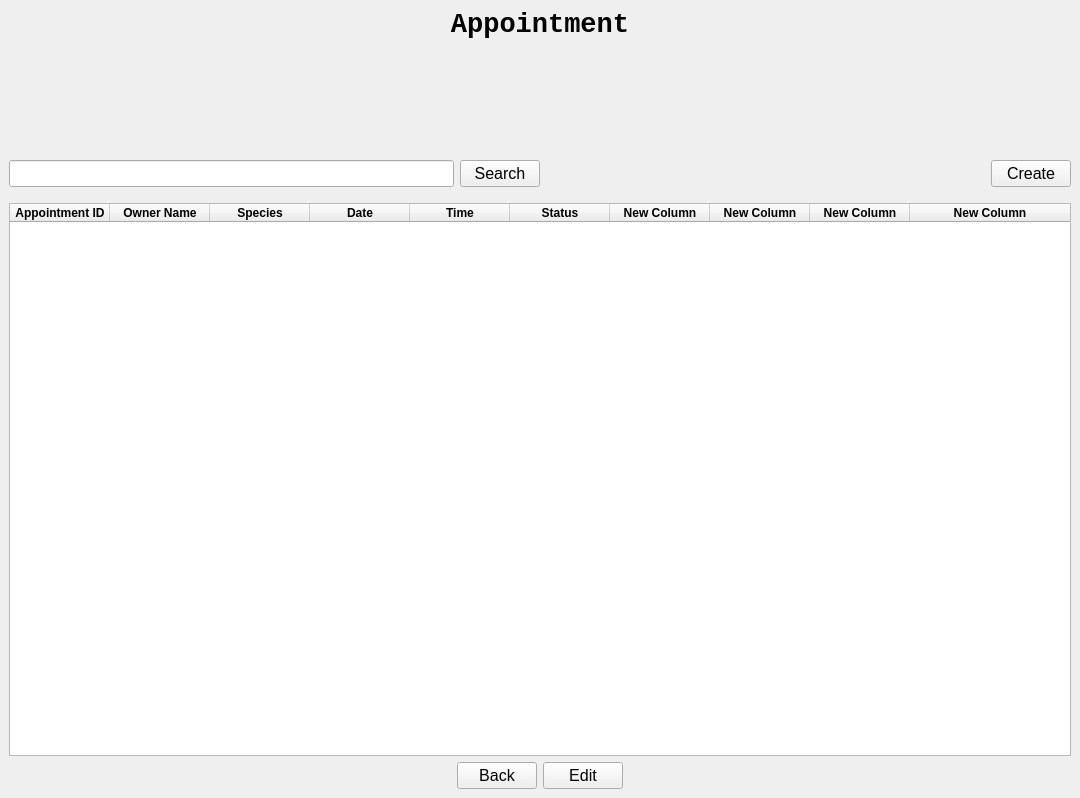
First picture: the form in ApppointmentViewUI.ui, repository ASNaeem/Simple-VCMS, before the edit.
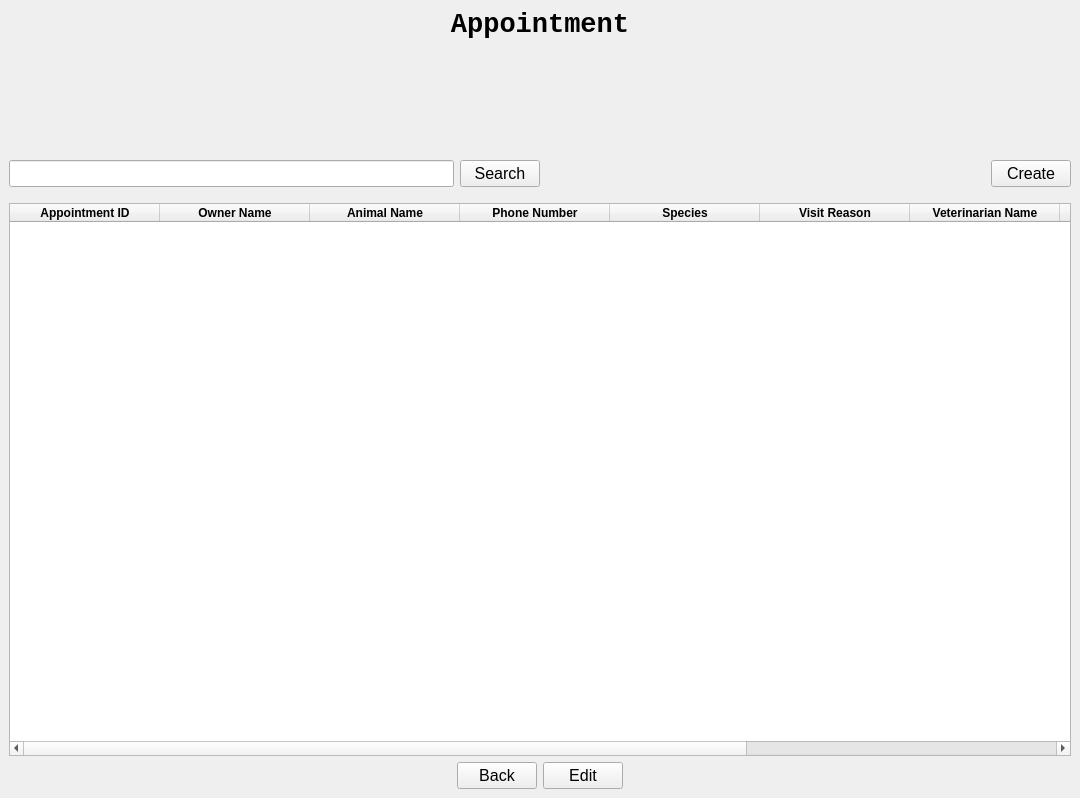
Second picture: the form after the edit.

Commit message: Fixed some issues in the appointment UI

Diff of the .ui file:
```diff
--- a/ApppointmentViewUI.ui
+++ b/ApppointmentViewUI.ui
@@ -165,6 +165,15 @@
             <height>16777215</height>
            </size>
           </property>
+          <attribute name="horizontalHeaderCascadingSectionResizes">
+           <bool>false</bool>
+          </attribute>
+          <attribute name="horizontalHeaderMinimumSectionSize">
+           <number>39</number>
+          </attribute>
+          <attribute name="horizontalHeaderDefaultSectionSize">
+           <number>150</number>
+          </attribute>
           <attribute name="horizontalHeaderStretchLastSection">
            <bool>true</bool>
           </attribute>
@@ -184,11 +193,31 @@
             <string>Owner Name</string>
            </property>
           </column>
+          <column>
+           <property name="text">
+            <string>Animal Name</string>
+           </property>
+          </column>
+          <column>
+           <property name="text">
+            <string>Phone Number</string>
+           </property>
+          </column>
           <column>
            <property name="text">
             <string>Species</string>
            </property>
           </column>
+          <column>
+           <property name="text">
+            <string>Visit Reason</string>
+           </property>
+          </column>
+          <column>
+           <property name="text">
+            <string>Veterinarian Name</string>
+           </property>
+          </column>
           <column>
            <property name="text">
             <string>Date</string>
@@ -204,26 +233,6 @@
             <string>Status</string>
            </property>
           </column>
-          <column>
-           <property name="text">
-            <string>New Column</string>
-           </property>
-          </column>
-          <column>
-           <property name="text">
-            <string>New Column</string>
-           </property>
-          </column>
-          <column>
-           <property name="text">
-            <string>New Column</string>
-           </property>
-          </column>
-          <column>
-           <property name="text">
-            <string>New Column</string>
-           </property>
-          </column>
          </widget>
         </item>
        </layout>
```
The commit also changes 1 other file.
